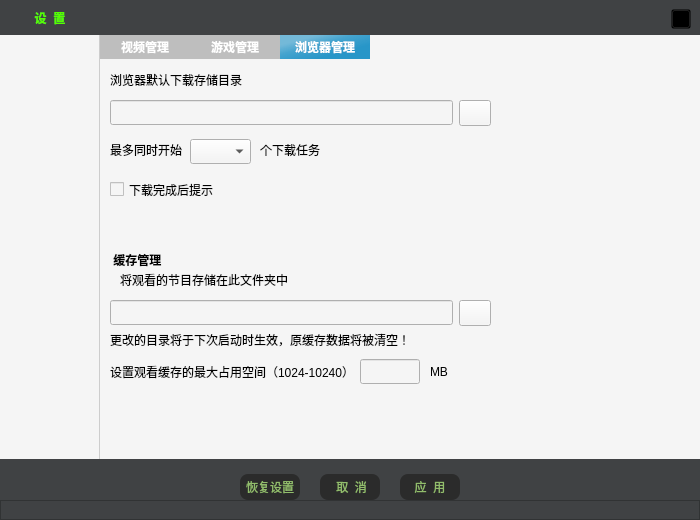
Above: VideoPlayer/messagebox/SystemSetting.ui from huizhang556/pc-video-player before the change. Below: the same form after it.
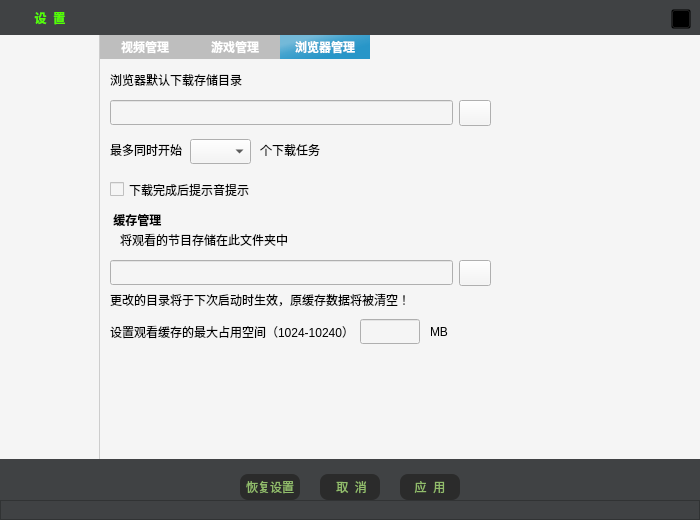
That is the form after the change. The open tabs and pages were chosen to show the change. Icons and pictures are not drawn.

Patch:
```diff
--- a/VideoPlayer/messagebox/SystemSetting.ui
+++ b/VideoPlayer/messagebox/SystemSetting.ui
@@ -2171,7 +2171,7 @@
                  <property name="geometry">
                   <rect>
                    <x>10</x>
-                   <y>240</y>
+                   <y>200</y>
                    <width>381</width>
                    <height>28</height>
                   </rect>
@@ -2225,7 +2225,7 @@
                  <property name="geometry">
                   <rect>
                    <x>10</x>
-                   <y>300</y>
+                   <y>260</y>
                    <width>240</width>
                    <height>25</height>
                   </rect>
@@ -2238,7 +2238,7 @@
                  <property name="geometry">
                   <rect>
                    <x>330</x>
-                   <y>300</y>
+                   <y>260</y>
                    <width>20</width>
                    <height>25</height>
                   </rect>
@@ -2277,7 +2277,7 @@
                  <property name="geometry">
                   <rect>
                    <x>10</x>
-                   <y>270</y>
+                   <y>230</y>
                    <width>331</width>
                    <height>21</height>
                   </rect>
@@ -2290,7 +2290,7 @@
                  <property name="geometry">
                   <rect>
                    <x>20</x>
-                   <y>210</y>
+                   <y>170</y>
                    <width>171</width>
                    <height>21</height>
                   </rect>
@@ -2358,7 +2358,7 @@
                   <rect>
                    <x>10</x>
                    <y>120</y>
-                   <width>131</width>
+                   <width>151</width>
                    <height>21</height>
                   </rect>
                  </property>
@@ -2378,14 +2378,14 @@
 }</string>
                  </property>
                  <property name="text">
-                  <string>下载完成后提示</string>
+                  <string>下载完成后提示音提示</string>
                  </property>
                 </widget>
                 <widget class="QLineEdit" name="lineEdit_cachespace_3">
                  <property name="geometry">
                   <rect>
                    <x>260</x>
-                   <y>300</y>
+                   <y>260</y>
                    <width>60</width>
                    <height>25</height>
                   </rect>
@@ -2395,7 +2395,7 @@
                  <property name="geometry">
                   <rect>
                    <x>10</x>
-                   <y>190</y>
+                   <y>150</y>
                    <width>91</width>
                    <height>21</height>
                   </rect>
```
Left out of the diff: 2 changed lines with no effect on the pictures.
